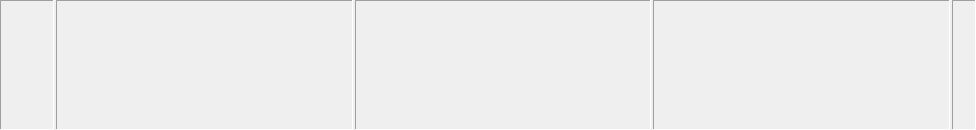
a-pavlov/fantlab, file app/statusbar/status_bar.ui: the form before one commit.
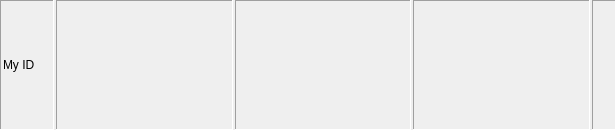
The form after the commit.

```diff
--- a/app/statusbar/status_bar.ui
+++ b/app/statusbar/status_bar.ui
@@ -6,7 +6,7 @@
    <rect>
     <x>0</x>
     <y>0</y>
-    <width>976</width>
+    <width>616</width>
     <height>130</height>
    </rect>
   </property>
@@ -62,7 +62,7 @@
       <item>
        <widget class="QLabel" name="lbIteration">
         <property name="sizePolicy">
-         <sizepolicy hsizetype="Fixed" vsizetype="Preferred">
+         <sizepolicy hsizetype="Minimum" vsizetype="Preferred">
           <horstretch>0</horstretch>
           <verstretch>0</verstretch>
          </sizepolicy>
@@ -74,10 +74,10 @@
          </size>
         </property>
         <property name="text">
-         <string/>
+         <string>My ID</string>
         </property>
         <property name="alignment">
-         <set>Qt::AlignRight|Qt::AlignTrailing|Qt::AlignVCenter</set>
+         <set>Qt::AlignLeading|Qt::AlignLeft|Qt::AlignVCenter</set>
         </property>
        </widget>
       </item>
@@ -142,7 +142,7 @@
         </property>
         <property name="maximumSize">
          <size>
-          <width>16</width>
+          <width>16777215</width>
           <height>16777215</height>
          </size>
         </property>
@@ -221,7 +221,7 @@
       <item>
        <widget class="QLabel" name="labelSpeed">
         <property name="sizePolicy">
-         <sizepolicy hsizetype="Minimum" vsizetype="Preferred">
+         <sizepolicy hsizetype="Preferred" vsizetype="Preferred">
           <horstretch>0</horstretch>
           <verstretch>0</verstretch>
          </sizepolicy>
@@ -298,7 +298,7 @@
       <item>
        <widget class="QLabel" name="labelNet">
         <property name="sizePolicy">
-         <sizepolicy hsizetype="Minimum" vsizetype="Preferred">
+         <sizepolicy hsizetype="Preferred" vsizetype="Preferred">
           <horstretch>0</horstretch>
           <verstretch>0</verstretch>
          </sizepolicy>
```
Left out of the diff: 4 changed lines with no effect on the pictures.
